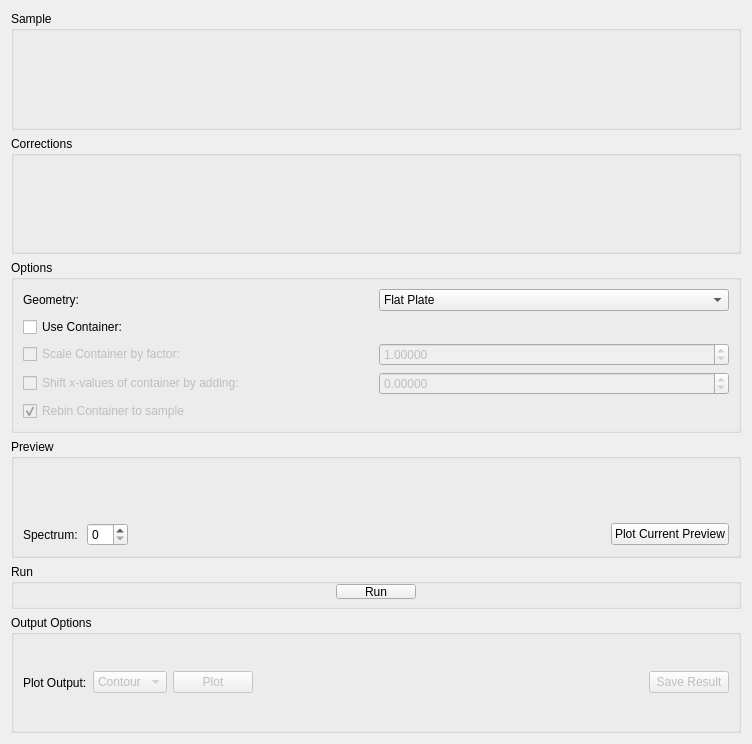
This is qt/scientific_interfaces/Indirect/ApplyAbsorptionCorrections.ui in mantidproject/mantid as Qt 5 draws it before an edit. The edited form follows.
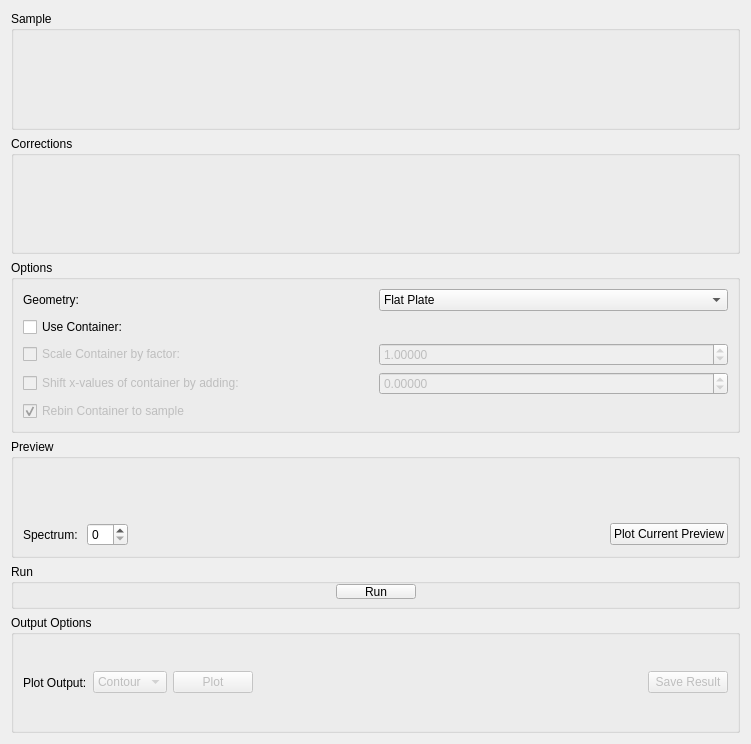
This is the edited form. Custom widgets are drawn as their Qt base class.

What changed in the file:
```diff
--- a/qt/scientific_interfaces/Indirect/ApplyAbsorptionCorrections.ui
+++ b/qt/scientific_interfaces/Indirect/ApplyAbsorptionCorrections.ui
@@ -6,7 +6,7 @@
    <rect>
     <x>0</x>
     <y>0</y>
-    <width>752</width>
+    <width>751</width>
     <height>744</height>
    </rect>
   </property>
@@ -333,7 +333,7 @@
         </property>
         <property name="sizeHint" stdset="0">
          <size>
-          <width>311</width>
+          <width>310</width>
           <height>20</height>
          </size>
         </property>
```
Left out of the diff: 13 changed lines with no effect on the pictures.
